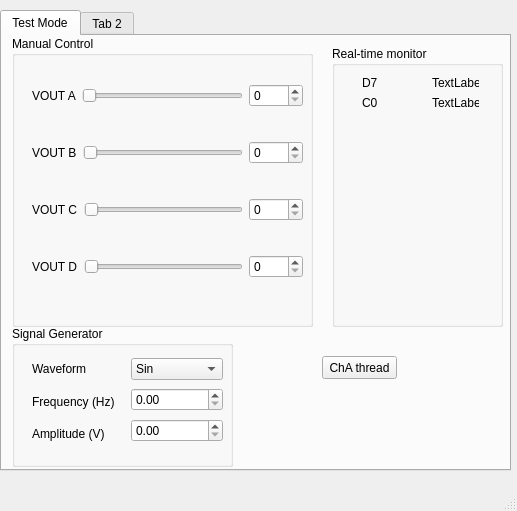
This is Example/[3]analog output/mainwindow.ui in atelier-ritz/Python3.6-32bit--FT232H-libftdi1.4 as Qt 5 draws it before an edit. The edited form follows.
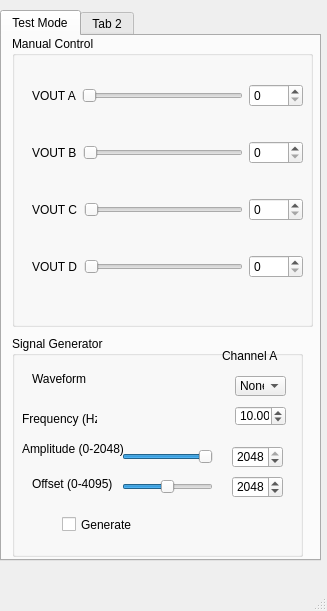
This is the edited form.

Patch:
```diff
--- a/Example/[3]analog output/mainwindow.ui
+++ b/Example/[3]analog output/mainwindow.ui
@@ -6,8 +6,8 @@
    <rect>
     <x>0</x>
     <y>0</y>
-    <width>517</width>
-    <height>511</height>
+    <width>327</width>
+    <height>611</height>
    </rect>
   </property>
   <property name="windowTitle">
@@ -19,8 +19,8 @@
      <rect>
       <x>0</x>
       <y>10</y>
-      <width>511</width>
-      <height>461</height>
+      <width>321</width>
+      <height>551</height>
      </rect>
     </property>
     <widget class="QWidget" name="tab">
@@ -170,167 +170,228 @@
        </layout>
       </widget>
      </widget>
-     <widget class="QGroupBox" name="groupBox_2">
-      <property name="geometry">
-       <rect>
-        <x>330</x>
-        <y>10</y>
-        <width>171</width>
-        <height>281</height>
-       </rect>
-      </property>
-      <property name="title">
-       <string>Real-time monitor</string>
-      </property>
-      <widget class="QLabel" name="label_5">
-       <property name="geometry">
-        <rect>
-         <x>30</x>
-         <y>30</y>
-         <width>47</width>
-         <height>13</height>
-        </rect>
-       </property>
-       <property name="text">
-        <string>D7</string>
-       </property>
-      </widget>
-      <widget class="QLabel" name="label_6">
-       <property name="geometry">
-        <rect>
-         <x>30</x>
-         <y>50</y>
-         <width>47</width>
-         <height>13</height>
-        </rect>
-       </property>
-       <property name="text">
-        <string>C0</string>
-       </property>
-      </widget>
-      <widget class="QLabel" name="lbl_d7">
-       <property name="geometry">
-        <rect>
-         <x>100</x>
-         <y>30</y>
-         <width>47</width>
-         <height>13</height>
-        </rect>
-       </property>
-       <property name="text">
-        <string>TextLabel</string>
-       </property>
-      </widget>
-      <widget class="QLabel" name="lbl_c0">
-       <property name="geometry">
-        <rect>
-         <x>100</x>
-         <y>50</y>
-         <width>47</width>
-         <height>13</height>
-        </rect>
-       </property>
-       <property name="text">
-        <string>TextLabel</string>
-       </property>
-      </widget>
-     </widget>
-     <widget class="QGroupBox" name="groupBox_3">
+     <widget class="QGroupBox" name="cbb_waveformD">
       <property name="geometry">
        <rect>
         <x>10</x>
-        <y>290</y>
-        <width>221</width>
-        <height>141</height>
+        <y>300</y>
+        <width>291</width>
+        <height>221</height>
        </rect>
       </property>
       <property name="title">
        <string>Signal Generator</string>
       </property>
-      <widget class="QWidget" name="layoutWidget">
+      <widget class="QLabel" name="label_10">
+       <property name="geometry">
+        <rect>
+         <x>210</x>
+         <y>10</y>
+         <width>80</width>
+         <height>19</height>
+        </rect>
+       </property>
+       <property name="text">
+        <string>Channel A</string>
+       </property>
+      </widget>
+      <widget class="QLabel" name="label_14">
+       <property name="geometry">
+        <rect>
+         <x>20</x>
+         <y>140</y>
+         <width>101</width>
+         <height>16</height>
+        </rect>
+       </property>
+       <property name="text">
+        <string>Offset (0-4095)</string>
+       </property>
+      </widget>
+      <widget class="QComboBox" name="cbb_waveformA">
+       <property name="geometry">
+        <rect>
+         <x>223</x>
+         <y>40</y>
+         <width>51</width>
+         <height>20</height>
+        </rect>
+       </property>
+       <item>
+        <property name="text">
+         <string>None</string>
+        </property>
+       </item>
+       <item>
+        <property name="text">
+         <string>Sin</string>
+        </property>
+       </item>
+       <item>
+        <property name="text">
+         <string>Square</string>
+        </property>
+       </item>
+       <item>
+        <property name="text">
+         <string>Triangle</string>
+        </property>
+       </item>
+      </widget>
+      <widget class="QDoubleSpinBox" name="dspb_freqA">
+       <property name="geometry">
+        <rect>
+         <x>223</x>
+         <y>70</y>
+         <width>51</width>
+         <height>20</height>
+        </rect>
+       </property>
+       <property name="value">
+        <double>10.000000000000000</double>
+       </property>
+      </widget>
+      <widget class="QLabel" name="label_7">
        <property name="geometry">
         <rect>
          <x>20</x>
          <y>30</y>
-         <width>191</width>
-         <height>91</height>
+         <width>75</width>
+         <height>25</height>
         </rect>
        </property>
-       <layout class="QHBoxLayout" name="horizontalLayout_5">
-        <item>
-         <layout class="QVBoxLayout" name="verticalLayout_2">
-          <item>
-           <widget class="QLabel" name="label_7">
-            <property name="text">
-             <string>Waveform</string>
-            </property>
-           </widget>
-          </item>
-          <item>
-           <widget class="QLabel" name="label_8">
-            <property name="text">
-             <string>Frequency (Hz)</string>
-            </property>
-           </widget>
-          </item>
-          <item>
-           <widget class="QLabel" name="label_9">
-            <property name="text">
-             <string>Amplitude (V)</string>
-            </property>
-           </widget>
-          </item>
-         </layout>
-        </item>
-        <item>
-         <layout class="QVBoxLayout" name="verticalLayout_3">
-          <item>
-           <widget class="QComboBox" name="comboBox">
-            <item>
-             <property name="text">
-              <string>Sin</string>
-             </property>
-            </item>
-            <item>
-             <property name="text">
-              <string>Square</string>
-             </property>
-            </item>
-            <item>
-             <property name="text">
-              <string>Triangle</string>
-             </property>
-            </item>
-            <item>
-             <property name="text">
-              <string>Pulse</string>
-             </property>
-            </item>
-           </widget>
-          </item>
-          <item>
-           <widget class="QDoubleSpinBox" name="doubleSpinBox"/>
-          </item>
-          <item>
-           <widget class="QDoubleSpinBox" name="doubleSpinBox_2"/>
-          </item>
-         </layout>
-        </item>
-       </layout>
+       <property name="text">
+        <string>Waveform</string>
+       </property>
       </widget>
-     </widget>
-     <widget class="QPushButton" name="bt_thread">
-      <property name="geometry">
-       <rect>
-        <x>320</x>
-        <y>320</y>
-        <width>75</width>
-        <height>23</height>
-       </rect>
-      </property>
-      <property name="text">
-       <string>ChA thread</string>
-      </property>
+      <widget class="QLabel" name="label_9">
+       <property name="geometry">
+        <rect>
+         <x>10</x>
+         <y>100</y>
+         <width>101</width>
+         <height>25</height>
+        </rect>
+       </property>
+       <property name="text">
+        <string>Amplitude (0-2048)</string>
+       </property>
+      </widget>
+      <widget class="QLabel" name="label_8">
+       <property name="geometry">
+        <rect>
+         <x>10</x>
+         <y>70</y>
+         <width>75</width>
+         <height>25</height>
+        </rect>
+       </property>
+       <property name="text">
+        <string>Frequency (Hz)</string>
+       </property>
+      </widget>
+      <widget class="QCheckBox" name="chb_generateA">
+       <property name="geometry">
+        <rect>
+         <x>50</x>
+         <y>180</y>
+         <width>70</width>
+         <height>17</height>
+        </rect>
+       </property>
+       <property name="autoFillBackground">
+        <bool>false</bool>
+       </property>
+       <property name="text">
+        <string>Generate</string>
+       </property>
+      </widget>
+      <widget class="QSpinBox" name="spb_offsetA">
+       <property name="geometry">
+        <rect>
+         <x>220</x>
+         <y>140</y>
+         <width>51</width>
+         <height>22</height>
+        </rect>
+       </property>
+       <property name="maximum">
+        <number>4095</number>
+       </property>
+       <property name="value">
+        <number>2048</number>
+       </property>
+      </widget>
+      <widget class="QSpinBox" name="spb_ampA">
+       <property name="geometry">
+        <rect>
+         <x>220</x>
+         <y>110</y>
+         <width>51</width>
+         <height>22</height>
+        </rect>
+       </property>
+       <property name="maximum">
+        <number>2048</number>
+       </property>
+       <property name="value">
+        <number>2048</number>
+       </property>
+      </widget>
+      <widget class="QSlider" name="horizontalSlider">
+       <property name="geometry">
+        <rect>
+         <x>110</x>
+         <y>110</y>
+         <width>91</width>
+         <height>22</height>
+        </rect>
+       </property>
+       <property name="maximum">
+        <number>2048</number>
+       </property>
+       <property name="value">
+        <number>2048</number>
+       </property>
+       <property name="orientation">
+        <enum>Qt::Horizontal</enum>
+       </property>
+      </widget>
+      <widget class="QSlider" name="horizontalSlider_2">
+       <property name="geometry">
+        <rect>
+         <x>110</x>
+         <y>140</y>
+         <width>91</width>
+         <height>22</height>
+        </rect>
+       </property>
+       <property name="maximum">
+        <number>4095</number>
+       </property>
+       <property name="value">
+        <number>2048</number>
+       </property>
+       <property name="orientation">
+        <enum>Qt::Horizontal</enum>
+       </property>
+      </widget>
+      <zorder>label_10</zorder>
+      <zorder>label_14</zorder>
+      <zorder>label_10</zorder>
+      <zorder>cbb_waveformA</zorder>
+      <zorder>dspb_freqA</zorder>
+      <zorder>label_7</zorder>
+      <zorder>label_9</zorder>
+      <zorder>label_8</zorder>
+      <zorder>label_7</zorder>
+      <zorder>label_9</zorder>
+      <zorder>label_8</zorder>
+      <zorder>chb_generateA</zorder>
+      <zorder>spb_offsetA</zorder>
+      <zorder>spb_ampA</zorder>
+      <zorder>horizontalSlider</zorder>
+      <zorder>horizontalSlider_2</zorder>
      </widget>
     </widget>
     <widget class="QWidget" name="tab_2">
```
Left out of the diff: 130 changed lines with no effect on the pictures.
